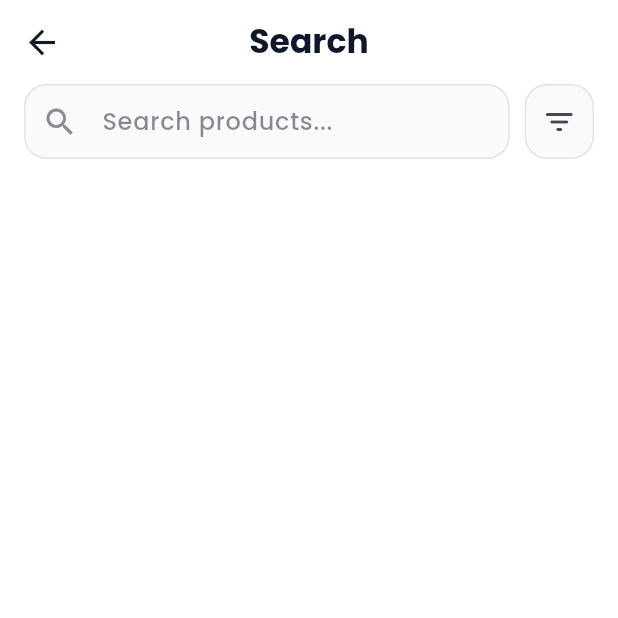
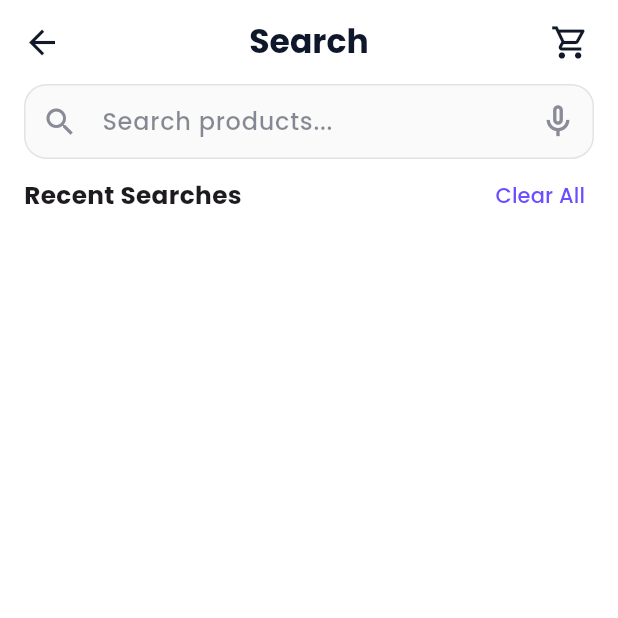
Before and after one commit to ChakavalTR/Flutter_Ecommerce_App, a Flutter app: the SearchView screen opened by its route, on a phone screen of 412 x 824 dp, the top half of it. Run offline on Flutter 3.47's test engine with Material 3 defaults, Android fonts, the phone set to English and light mode, and no system bars; our stand-ins replace cached_network_image, dio, flutter_dotenv, get, google_fonts, lottie and 4 more; missing offline and left inert: gal; accounts and stored records are empty; network calls fail.

Commit message:
add and modified on search view

```diff
--- a/lib/modules/favorite/view/favorite_view.dart
+++ b/lib/modules/favorite/view/favorite_view.dart
@@ -4,6 +4,7 @@ import 'package:flutter_ecommerce_app/config/routes/app_pages.dart';
 import 'package:flutter_ecommerce_app/config/theme/app_theme.dart';
 import 'package:flutter_ecommerce_app/modules/category/controller/category_controller.dart';
 import 'package:flutter_ecommerce_app/modules/favorite/controller/favorite_controller.dart';
+import 'package:flutter_ecommerce_app/modules/favorite/widgets/favorite_shimmer_widget.dart';
 import 'package:get/get.dart';
 
 class FavoriteView extends StatelessWidget {
@@ -35,7 +36,7 @@ class FavoriteView extends StatelessWidget {
           .where((product) => favoriteController.isFavorite(product.id))
           .toList();
       if (categoryController.isRefreshing.value) {
-        return Center(child: RefreshProgressIndicator());
+        return WishlistShimmerWidget();
       } else if (favoriteProducts.isEmpty) {
         return Center(
           child: Text(
--- a/lib/modules/search/binding/search_binding.dart
+++ b/lib/modules/search/binding/search_binding.dart
@@ -4,6 +4,6 @@ import '../controller/search_controller.dart';
 class SearchBinding extends Bindings {
   @override
   void dependencies() {
-    Get.lazyPut<SearchController>(() => SearchController());
+    Get.lazyPut<SearchProductController>(() => SearchProductController());
   }
 }
--- a/lib/modules/search/view/search_view.dart
+++ b/lib/modules/search/view/search_view.dart
@@ -1,18 +1,33 @@
 import 'package:flutter/material.dart';
+import 'package:flutter_ecommerce_app/config/routes/app_pages.dart';
 import 'package:flutter_ecommerce_app/config/theme/app_theme.dart';
+import 'package:flutter_ecommerce_app/modules/cart/view/cart_view.dart';
+import 'package:flutter_ecommerce_app/modules/home/controller/home_controller.dart';
+import 'package:flutter_ecommerce_app/modules/search/controller/search_controller.dart';
 import 'package:flutter_ecommerce_app/modules/search/widgets/search_widget.dart';
+import 'package:flutter_ecommerce_app/modules/search/widgets/title_widget.dart';
+import 'package:get/get.dart';
 
-class SearchView extends StatelessWidget {
-  const SearchView({super.key});
+class SearchView extends GetView<SearchProductController> {
+  SearchView({super.key});
+  final homeController = Get.find<HomeController>();
 
   @override
   Widget build(BuildContext context) {
-    return Scaffold(appBar: _buildAppBar, body: _buildBody);
+    return Scaffold(
+      appBar: _buildAppBar,
+      body: GestureDetector(
+        onTap: () => FocusScope.of(context).unfocus(),
+        behavior: HitTestBehavior.opaque,
+        child: _buildBody,
+      ),
+    );
   }
 
   //! Build AppBar
   AppBar get _buildAppBar {
     return AppBar(
+      actionsPadding: EdgeInsets.only(right: 8),
       title: Text(
         'Search',
         style: TextStyle(
@@ -21,11 +36,32 @@ class SearchView extends StatelessWidget {
           color: AppTheme.darkBg,
         ),
       ),
+      actions: [
+        IconButton(
+          onPressed: () {
+            Get.to(() => CartView());
+          },
+          icon: Badge(
+            isLabelVisible: homeController.flashSaleProducts.isNotEmpty,
+            backgroundColor: AppTheme.danger,
+            label: Text(
+              homeController.flashSaleProducts.length.toString(),
+              style: TextStyle(color: Colors.white, fontSize: 10),
+            ),
+            child: const Icon(Icons.shopping_cart_outlined),
+          ),
+        ),
+      ],
     );
   }
 
   //! Build Body
   Widget get _buildBody {
-    return Column(children: [SearchWidget()]);
+    return Column(
+      children: [
+        SearchWidget(),
+        TitleWidget(title: 'Recent Searches', onTap: () {}),
+      ],
+    );
   }
 }
--- a/lib/modules/search/widgets/search_widget.dart
+++ b/lib/modules/search/widgets/search_widget.dart
@@ -1,21 +1,20 @@
 import 'package:flutter/material.dart';
 import 'package:flutter_ecommerce_app/config/theme/app_theme.dart';
+import 'package:flutter_ecommerce_app/modules/search/controller/search_controller.dart';
+import 'package:get/get.dart';
 
-class SearchWidget extends StatelessWidget {
+class SearchWidget extends GetView<SearchProductController> {
   const SearchWidget({super.key});
-
   @override
   Widget build(BuildContext context) {
     return Padding(
       padding: const EdgeInsets.only(left: 16, right: 16),
-      child: Row(
-        children: [
-          Expanded(
-            flex: 7,
       child: SizedBox(
         height: 50,
         child: TextField(
           keyboardType: TextInputType.text,
+          controller: controller.searchController,
+          onChanged: controller.onSearchChange,
           decoration: InputDecoration(
             hintText: 'Search products...',
             hintStyle: TextStyle(
@@ -24,13 +23,25 @@ class SearchWidget extends StatelessWidget {
               color: AppTheme.darkBg.withOpacity(0.5),
             ),
             prefixIcon: Icon(Icons.search),
+            suffixIcon: Obx(() {
+              if (controller.isTyping.value) {
+                return IconButton(
+                  onPressed: controller.clearSearch,
+                  icon: const Icon(Icons.close),
+                );
+              }
+              return IconButton(
+                onPressed: () {
+                  controller.openVoiceSearchSheet();
+                },
+                icon: const Icon(Icons.mic_none_outlined, size: 26),
+              );
+            }),
             filled: true,
             fillColor: const Color.fromARGB(255, 250, 250, 250),
             enabledBorder: OutlineInputBorder(
               borderRadius: BorderRadius.circular(15),
-                    borderSide: BorderSide(
-                      color: AppTheme.darkBg.withOpacity(0.1),
-                    ),
+              borderSide: BorderSide(color: AppTheme.darkBg.withOpacity(0.1)),
             ),
             focusedBorder: OutlineInputBorder(
               borderRadius: BorderRadius.circular(15),
@@ -39,25 +50,6 @@ class SearchWidget extends StatelessWidget {
           ),
         ),
       ),
-          ),
-          const SizedBox(width: 10),
-          Expanded(
-            child: Container(
-              width: 50,
-              height: 50,
-              decoration: BoxDecoration(
-                color: const Color.fromARGB(255, 250, 250, 250),
-                borderRadius: BorderRadius.circular(15),
-                border: Border.all(color: AppTheme.darkBg.withOpacity(0.1)),
-              ),
-              child: IconButton(
-                onPressed: () {},
-                icon: Icon(Icons.filter_list_rounded),
-              ),
-            ),
-          ),
-        ],
-      ),
     );
   }
 }
--- /dev/null
+++ b/lib/modules/search/widgets/title_widget.dart
@@ -0,0 +1,34 @@
+import 'package:flutter/material.dart';
+
+class TitleWidget extends StatelessWidget {
+  final String title;
+  final VoidCallback? onTap;
+  const TitleWidget({super.key, required this.title, this.onTap});
+
+  @override
+  Widget build(BuildContext context) {
+    return Padding(
+      padding: const EdgeInsets.only(left: 16, right: 10),
+      child: Row(
+        children: [
+          Align(
+            alignment: Alignment.centerLeft,
+            child: Text(
+              title,
+              style: TextStyle(fontSize: 16.5, fontWeight: FontWeight.bold),
+            ),
+          ),
+          Spacer(),
+          if (onTap != null)
+            TextButton(
+              onPressed: onTap,
+              child: Text(
+                'Clear All',
+                style: TextStyle(fontSize: 14, fontWeight: FontWeight.w500),
+              ),
+            ),
+        ],
+      ),
+    );
+  }
+}
--- a/pubspec.yaml
+++ b/pubspec.yaml
@@ -26,6 +26,7 @@ dependencies:
   dio: ^5.9.2
   smooth_page_indicator: ^2.0.1
   gal: ^2.3.2
+  speech_to_text: ^7.4.0
 
 dev_dependencies:
   flutter_test:
```
Also changed, not shown: lib/modules/favorite/widgets/favorite_shimmer_widget.dart (added, +85 -0 lines), lib/modules/search/controller/search_controller.dart (+99 -1 lines), lib/modules/search/widgets/voice_search_bottom_sheet_widget.dart (added, +96 -0 lines), pubspec.lock, 7 other files. Lines whose indentation alone changed are shown as unchanged.
